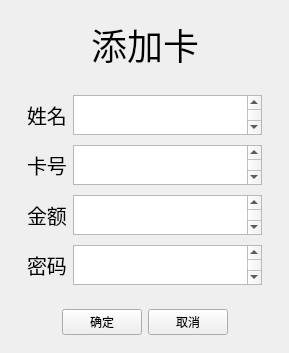
funnyjacy/cybercafe, file src/view/add.ui: the form before one commit.
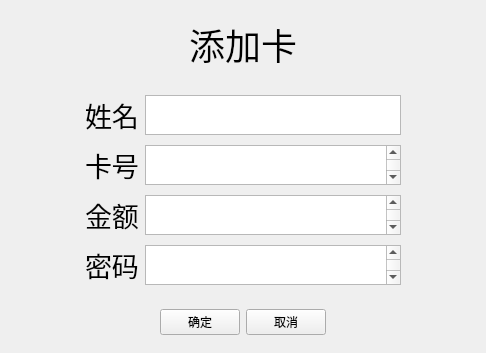
The form after the commit.

```diff
--- a/src/view/add.ui
+++ b/src/view/add.ui
@@ -6,7 +6,7 @@
    <rect>
     <x>0</x>
     <y>0</y>
-    <width>289</width>
+    <width>486</width>
     <height>339</height>
    </rect>
   </property>
@@ -92,7 +92,7 @@
            <widget class="QLabel" name="label_4">
             <property name="font">
              <font>
-              <pointsize>15</pointsize>
+              <pointsize>20</pointsize>
              </font>
             </property>
             <property name="text">
@@ -102,6 +102,12 @@
           </item>
           <item>
            <widget class="QTextEdit" name="Balance">
+            <property name="minimumSize">
+             <size>
+              <width>200</width>
+              <height>0</height>
+             </size>
+            </property>
             <property name="maximumSize">
              <size>
               <width>16777215</width>
@@ -157,7 +163,7 @@
            <widget class="QLabel" name="label_2">
             <property name="font">
              <font>
-              <pointsize>15</pointsize>
+              <pointsize>20</pointsize>
              </font>
             </property>
             <property name="text">
@@ -175,7 +181,7 @@
             </property>
             <property name="font">
              <font>
-              <pointsize>20</pointsize>
+              <pointsize>15</pointsize>
              </font>
             </property>
            </widget>
@@ -222,7 +228,7 @@
            <widget class="QLabel" name="label_3">
             <property name="font">
              <font>
-              <pointsize>15</pointsize>
+              <pointsize>20</pointsize>
              </font>
             </property>
             <property name="text">
@@ -232,6 +238,12 @@
           </item>
           <item>
            <widget class="QTextEdit" name="ID">
+            <property name="minimumSize">
+             <size>
+              <width>200</width>
+              <height>0</height>
+             </size>
+            </property>
             <property name="maximumSize">
              <size>
               <width>16777215</width>
@@ -287,7 +299,7 @@
            <widget class="QLabel" name="label_5">
             <property name="font">
              <font>
-              <pointsize>15</pointsize>
+              <pointsize>20</pointsize>
              </font>
             </property>
             <property name="text">
@@ -297,6 +309,12 @@
           </item>
           <item>
            <widget class="QTextEdit" name="Password">
+            <property name="minimumSize">
+             <size>
+              <width>200</width>
+              <height>0</height>
+             </size>
+            </property>
             <property name="maximumSize">
              <size>
               <width>16777215</width>
```
